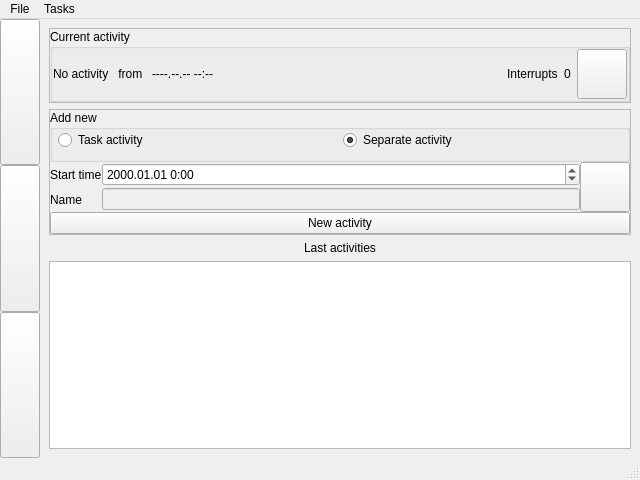
The window that src/tabletmain.ui (ya-breeze/TM) describes before a commit, drawn with Qt 5.
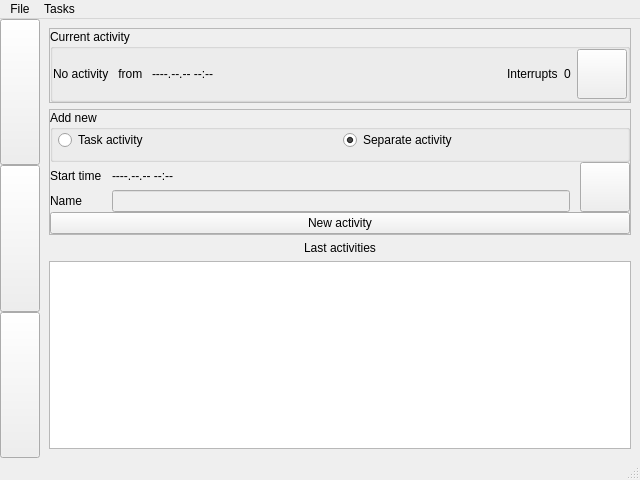
The same window after the commit. The open tabs and pages were chosen to show the change. Icons and pictures are not drawn.

Patch:
```diff
--- a/src/tabletmain.ui
+++ b/src/tabletmain.ui
@@ -370,19 +370,9 @@
            </item>
            <item>
             <layout class="QGridLayout" name="gridLayout">
-             <item row="0" column="1">
-              <widget class="QDateTimeEdit" name="teActivityStartTime">
-               <property name="sizePolicy">
-                <sizepolicy hsizetype="Expanding" vsizetype="Fixed">
-                 <horstretch>0</horstretch>
-                 <verstretch>0</verstretch>
-                </sizepolicy>
-               </property>
-               <property name="displayFormat">
-                <string>yyyy.MM.dd H:mm</string>
-               </property>
-              </widget>
-             </item>
+             <property name="horizontalSpacing">
+              <number>10</number>
+             </property>
              <item row="0" column="2" rowspan="2">
               <widget class="QToolButton" name="btnUpdateTime">
                <property name="sizePolicy">
@@ -426,6 +416,13 @@
                </property>
               </widget>
              </item>
+             <item row="0" column="1">
+              <widget class="QLabel" name="lblActivityStartTime">
+               <property name="text">
+                <string>----.--.-- --:--</string>
+               </property>
+              </widget>
+             </item>
             </layout>
            </item>
            <item>
```
Left out of the diff: 8 changed lines with no effect on the pictures.
